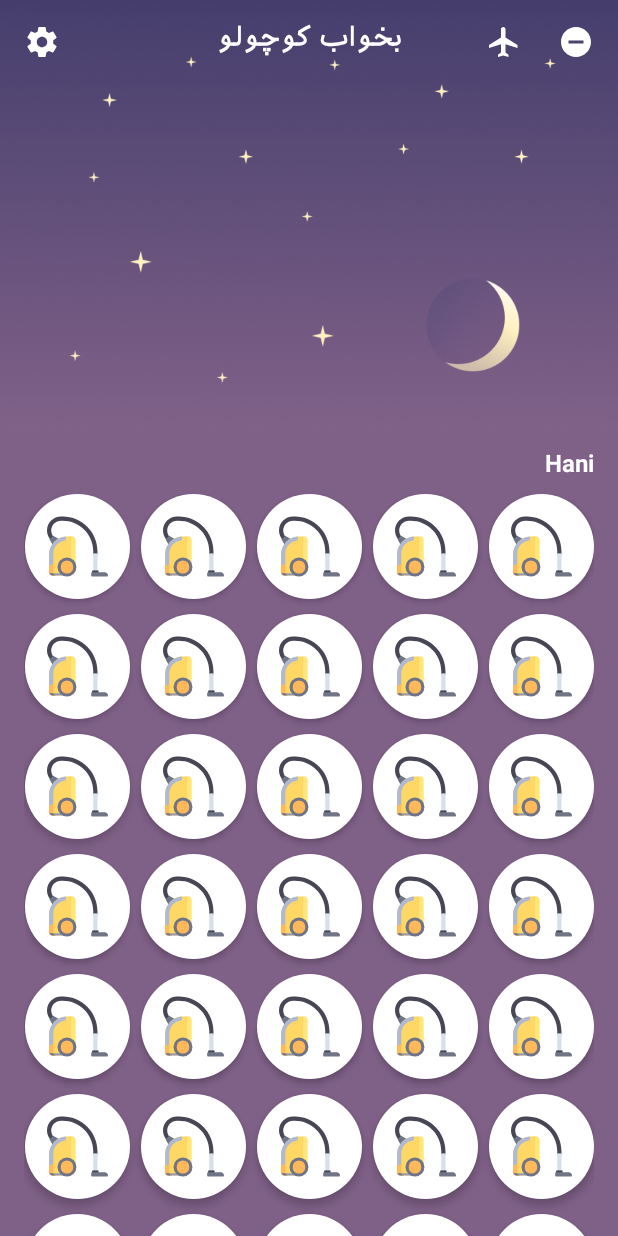
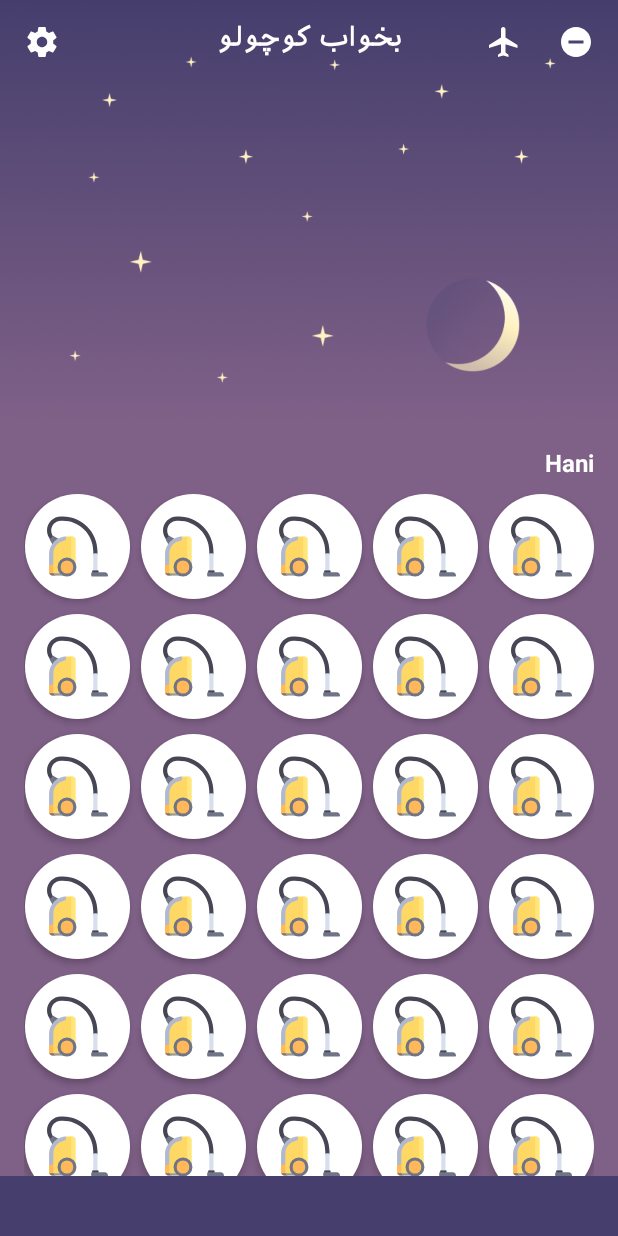
Before and after one commit to hanihashemi/sleepwellbaby, an Android app: the fragment MainFragment shown on its own in the app's theme, on a phone screen of 412 x 824 dp. Run offline under Robolectric (Android 15) with nearby library versions, the phone set to English and light mode, and no system bars; our stand-ins replace Timber.

Commit message:
Add layout controller

```diff
--- a/app/src/main/res/layout/main_fragment.xml
+++ b/app/src/main/res/layout/main_fragment.xml
@@ -1,18 +1,24 @@
 <?xml version="1.0" encoding="utf-8"?>
-<ScrollView xmlns:android="http://schemas.android.com/apk/res/android"
+<RelativeLayout xmlns:android="http://schemas.android.com/apk/res/android"
     xmlns:tools="http://schemas.android.com/tools"
+    android:layout_width="match_parent"
+    android:layout_height="match_parent">
+
+    <ScrollView
         android:id="@+id/scrollView"
-    tools:context="com.hanihashemi.babysleep.MainActivity"
         android:layout_width="match_parent"
+        android:layout_height="wrap_content"
+        android:layout_alignBottom="@id/controlLayout"
+        android:layout_alignParentTop="true"
         android:background="@color/mainBackground"
-    android:layout_height="wrap_content">
+        tools:context="com.hanihashemi.babysleep.MainActivity">
 
         <LinearLayout
-        android:orientation="vertical"
             android:layout_width="match_parent"
-        android:layout_height="wrap_content">
+            android:layout_height="wrap_content"
+            android:orientation="vertical">
 
-        <include layout="@layout/main_fragment_header"/>
+            <include layout="@layout/main_fragment_header" />
 
             <LinearLayout
                 android:id="@+id/wrapperLayout"
@@ -20,6 +26,16 @@
                 android:layout_height="wrap_content"
                 android:layout_marginEnd="8dp"
                 android:layout_marginStart="8dp"
-            android:orientation="vertical"/>
+                android:orientation="vertical" />
         </LinearLayout>
     </ScrollView>
+
+    <RelativeLayout
+        android:id="@+id/controlLayout"
+        android:layout_width="match_parent"
+        android:layout_height="40dp"
+        android:layout_alignParentBottom="true"
+        android:background="#463f6d">
+
+    </RelativeLayout>
+</RelativeLayout>
```
Lines whose indentation alone changed are shown as unchanged.
